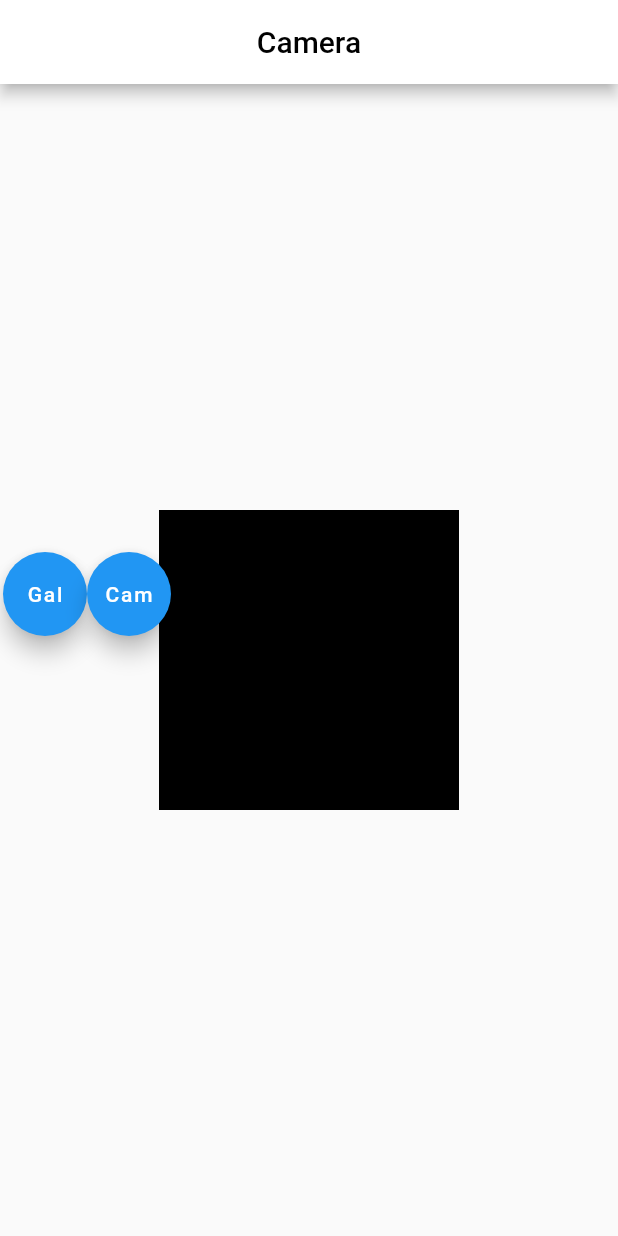
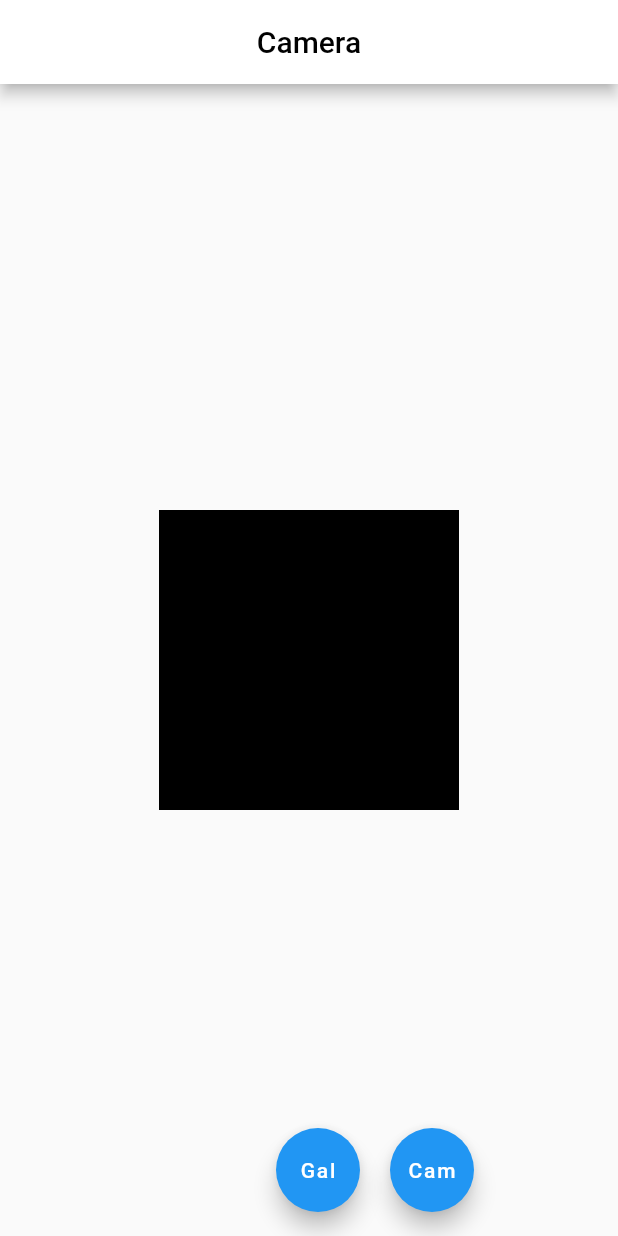
Before and after one commit to saivishnu725/remote_cam, a Flutter app: the screen it shows after launch, on a phone screen of 412 x 824 dp. Run offline on Flutter 3.47's test engine with Material 2 defaults, Android fonts, the light colour scheme and no system bars; our stand-ins replace image_picker.

```diff
--- a/lib/home.dart
+++ b/lib/home.dart
@@ -39,6 +39,7 @@ class _HomeScreenState extends State<HomeScreen> {
                   height: 200.0,
                   width: 200.0,
                   decoration: BoxDecoration(
+                    // color: Colors.green,
                     image: DecorationImage(
                       image: FileImage(_image),
                     ),
@@ -53,16 +54,21 @@ class _HomeScreenState extends State<HomeScreen> {
                 ),
         ),
       ),
-      floatingActionButton: Center(
-        child: Padding(
-          padding: const EdgeInsets.all(18.0),
-          child: Row(
+      floatingActionButton: Row(
         children: [
+          SizedBox(
+            width: 200.0,
+            // height: 200.0,
+          ),
           FloatingActionButton(
             onPressed: () {
               chooseImage(ImageSource.gallery);
             },
             child: Text("Gal"),
+          ),
+          SizedBox(
+            width: 20.0,
+            // height: 200.0,
           ),
           FloatingActionButton(
             onPressed: () {
@@ -72,8 +78,6 @@ class _HomeScreenState extends State<HomeScreen> {
           ),
         ],
       ),
-        ),
-      ),
     );
   }
 }
```
Lines whose indentation alone changed are shown as unchanged.
